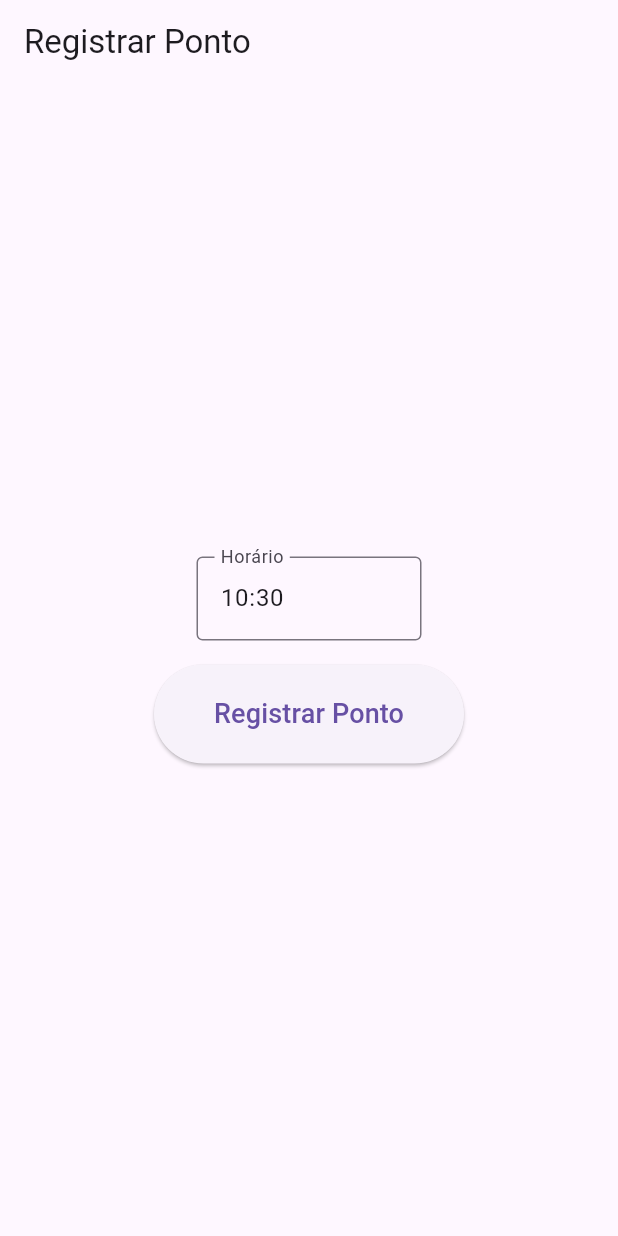
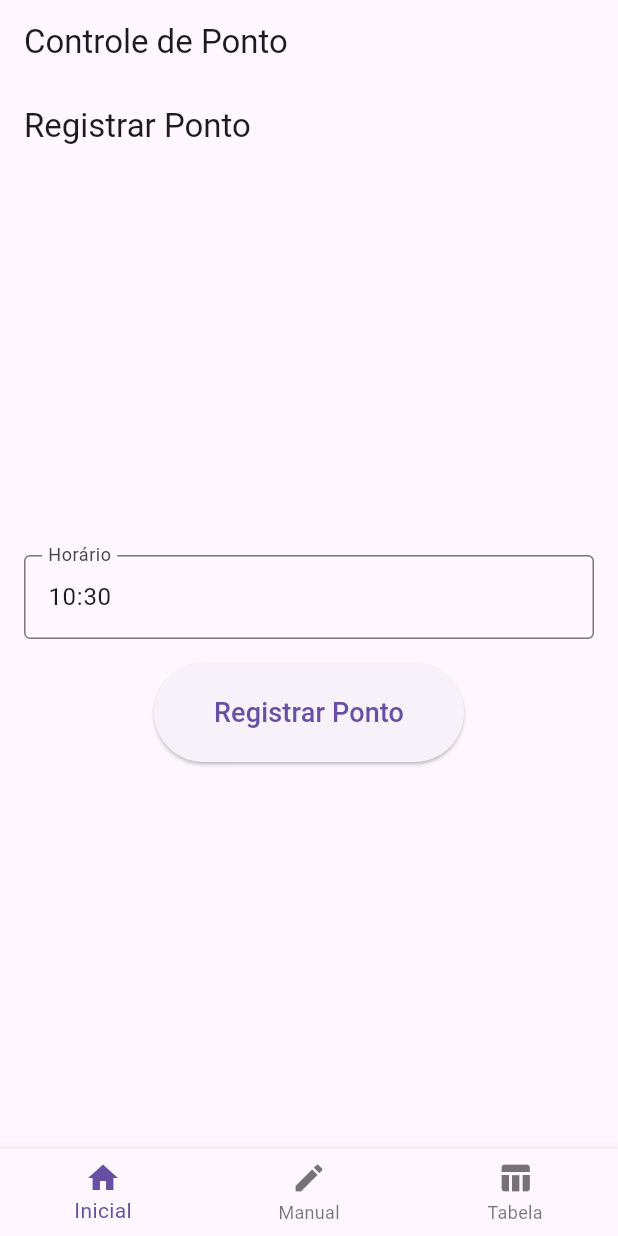
Before and after one commit to pedroh-dev255/point-marker, a Flutter app: the screen it shows after launch, on a phone screen of 412 x 824 dp. Run offline on Flutter 3.47's test engine with Material 3 defaults, Android fonts, the phone set to English and light mode, and no system bars; our stand-ins replace hive, hive_flutter; accounts and stored records are empty.

Commit message:
correção de erros adicição tela 'manual'

```diff
--- a/lib/main.dart
+++ b/lib/main.dart
@@ -1,6 +1,7 @@
 import 'package:flutter/material.dart';
 import 'package:hive_flutter/hive_flutter.dart';
-import 'package:intl/intl.dart';
+import 'tela_inicial.dart'; // Importando a TelaInicial
+import 'tela_manual.dart'; // Importando a TelaManual
 
 void main() async {
   await Hive.initFlutter();
@@ -15,53 +16,62 @@ class MyApp extends StatelessWidget {
     return MaterialApp(
       title: 'Controle de Ponto',
       theme: ThemeData(primarySwatch: Colors.blue),
-      home: TelaInicial(),
+      home: TelaPrincipal(), // Alterando para a TelaPrincipal com PageView
     );
   }
 }
 
-class TelaInicial extends StatelessWidget {
-  final TextEditingController _horarioController = TextEditingController();
-
-  TelaInicial() {
-    // Preenche o horário com o horário atual
-    _horarioController.text = DateFormat('HH:mm').format(DateTime.now());
+class TelaPrincipal extends StatefulWidget {
+  @override
+  _TelaPrincipalState createState() => _TelaPrincipalState();
 }
 
-  void _registrarHorario() {
-    // Lógica para salvar o horário no banco de dados
-    print("Horário registrado: ${_horarioController.text}");
+class _TelaPrincipalState extends State<TelaPrincipal> {
+  int _currentIndex = 0; // Para controlar o índice da tela
+  final PageController _pageController = PageController(); // Controlador para o PageView
+
+  // Função para navegar pelas telas usando o índice
+  void _onItemTapped(int index) {
+    setState(() {
+      _currentIndex = index;
+    });
+    _pageController.jumpToPage(index); // Navega para a página selecionada
   }
 
   @override
   Widget build(BuildContext context) {
     return Scaffold(
-      appBar: AppBar(title: Text('Registrar Ponto')),
-      body: Center(
-        child: Column(
-          mainAxisSize: MainAxisSize.min,
+      appBar: AppBar(title: Text('Controle de Ponto')),
+      body: PageView(
+        controller: _pageController, // Controlador para navegação por deslize
+        onPageChanged: (index) {
+          setState(() {
+            _currentIndex = index;
+          });
+        },
         children: [
-            SizedBox(
-              width: 150, // Define a largura do input
-              child: TextField(
-                controller: _horarioController,
-                keyboardType: TextInputType.datetime, // Abre o teclado numérico
-                decoration: InputDecoration(
-                  labelText: 'Horário',
-                  border: OutlineInputBorder(),
+          TelaInicial(), // Tela inicial
+          TelaManual(), // Tela manual
+          Container(color: Colors.grey), // Placeholder para outras telas
+        ],
       ),
+      bottomNavigationBar: BottomNavigationBar(
+        currentIndex: _currentIndex, // Índice da página atual
+        onTap: _onItemTapped, // Método que é chamado quando o ícone da barra é pressionado
+        items: [
+          BottomNavigationBarItem(
+            icon: Icon(Icons.home),
+            label: 'Inicial',
           ),
+          BottomNavigationBarItem(
+            icon: Icon(Icons.edit),
+            label: 'Manual',
           ),
-            SizedBox(height: 16),
-            ElevatedButton(
-              onPressed: _registrarHorario,
-              child: Text('Registrar Ponto', style: TextStyle(fontSize: 18)),
-              style: ElevatedButton.styleFrom(
-                padding: EdgeInsets.symmetric(horizontal: 40, vertical: 20),
-              ),
+          BottomNavigationBarItem(
+            icon: Icon(Icons.table_chart),
+            label: 'Tabela',
           ),
         ],
-        ),
       ),
     );
   }
--- /dev/null
+++ b/lib/tela_inicial.dart
@@ -0,0 +1,88 @@
+import 'package:flutter/material.dart';
+import 'package:intl/intl.dart'; // Importando intl para formatação de data e hora
+
+class TelaInicial extends StatefulWidget {
+  @override
+  _TelaInicialState createState() => _TelaInicialState();
+}
+
+class _TelaInicialState extends State<TelaInicial> {
+  final TextEditingController _horarioController = TextEditingController();
+  bool _isButtonDisabled = false; // Variável para desabilitar o botão por 15 minutos
+
+  @override
+  void initState() {
+    super.initState();
+    // Preenche o horário com o horário atual no formato HH:mm
+    _horarioController.text = DateFormat('HH:mm').format(DateTime.now());
+  }
+
+  void _registrarHorario() {
+    // Lógica para salvar o horário (simulação de registro)
+    showDialog(
+      context: context,
+      builder: (BuildContext context) {
+        return AlertDialog(
+          title: Text("Horário Registrado"),
+          content: Text("Horário ${_horarioController.text} foi salvo!"),
+          actions: <Widget>[
+            TextButton(
+              onPressed: () {
+                Navigator.of(context).pop();
+              },
+              child: Text('Fechar'),
+            ),
+          ],
+        );
+      },
+    );
+
+    // Desabilitar o botão por 15 minutos
+    setState(() {
+      _isButtonDisabled = true;
+    });
+
+    Future.delayed(Duration(minutes: 15), () {
+      setState(() {
+        _isButtonDisabled = false; // Habilitar o botão após 15 minutos
+      });
+    });
+  }
+
+  @override
+  Widget build(BuildContext context) {
+    return Scaffold(
+      appBar: AppBar(
+        title: Text('Registrar Ponto'),
+      ),
+      body: Padding(
+        padding: const EdgeInsets.all(16.0),
+        child: Column(
+          mainAxisAlignment: MainAxisAlignment.center,
+          children: [
+            TextField(
+              controller: _horarioController,
+              keyboardType: TextInputType.datetime,
+              decoration: InputDecoration(
+                labelText: 'Horário',
+                border: OutlineInputBorder(),
+              ),
+              readOnly: true, // Torna o campo somente leitura
+            ),
+            SizedBox(height: 16),
+            ElevatedButton(
+              onPressed: _isButtonDisabled ? null : _registrarHorario,
+              child: Text(
+                'Registrar Ponto',
+                style: TextStyle(fontSize: 18),
+              ),
+              style: ElevatedButton.styleFrom(
+                padding: EdgeInsets.symmetric(horizontal: 40, vertical: 20),
+              ),
+            ),
+          ],
+        ),
+      ),
+    );
+  }
+}
--- a/pubspec.yaml
+++ b/pubspec.yaml
@@ -1,4 +1,4 @@
-name: point_marker
+name: Point_Marker
 description: "A new Flutter project."
 publish_to: 'none'
 version: 0.1.0
@@ -26,7 +26,6 @@ dev_dependencies:
 flutter_launcher_icons:
   android: "launcher_icon"
   ios: true
-  remove_alpha_ios: true
   image_path: "assets/icon/icon.png"
   min_sdk_android: 21
 
```
Also changed, not shown: lib/tela_manual.dart (added, +85 -0 lines), 21 other files. Lines whose indentation alone changed are shown as unchanged.
